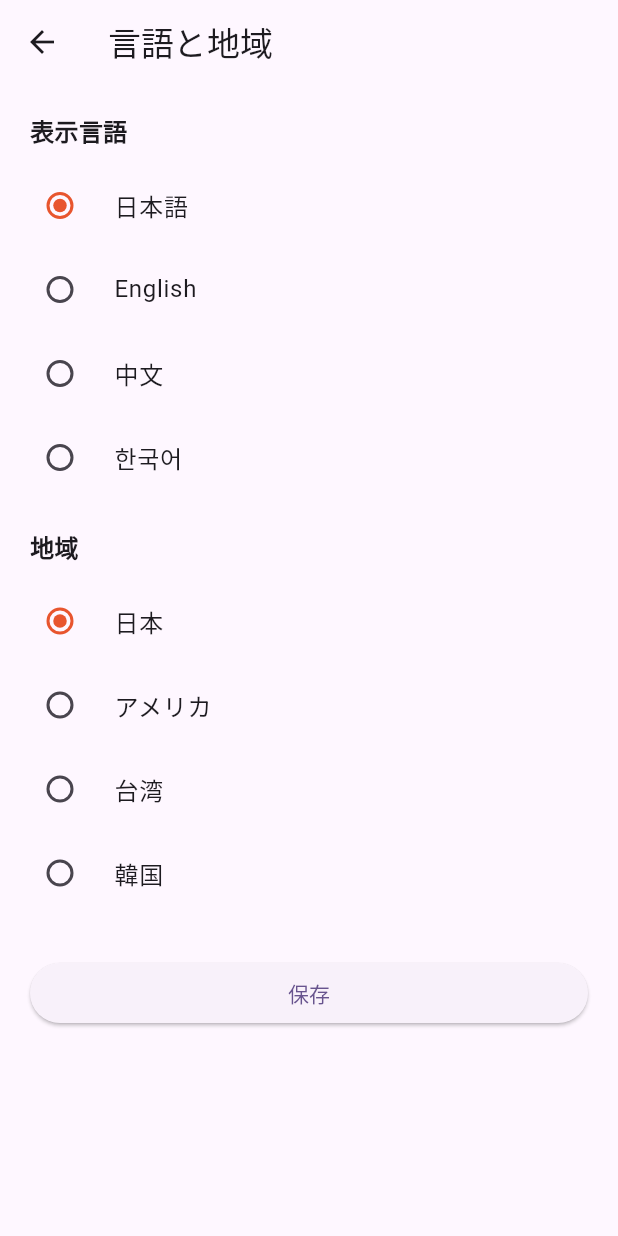
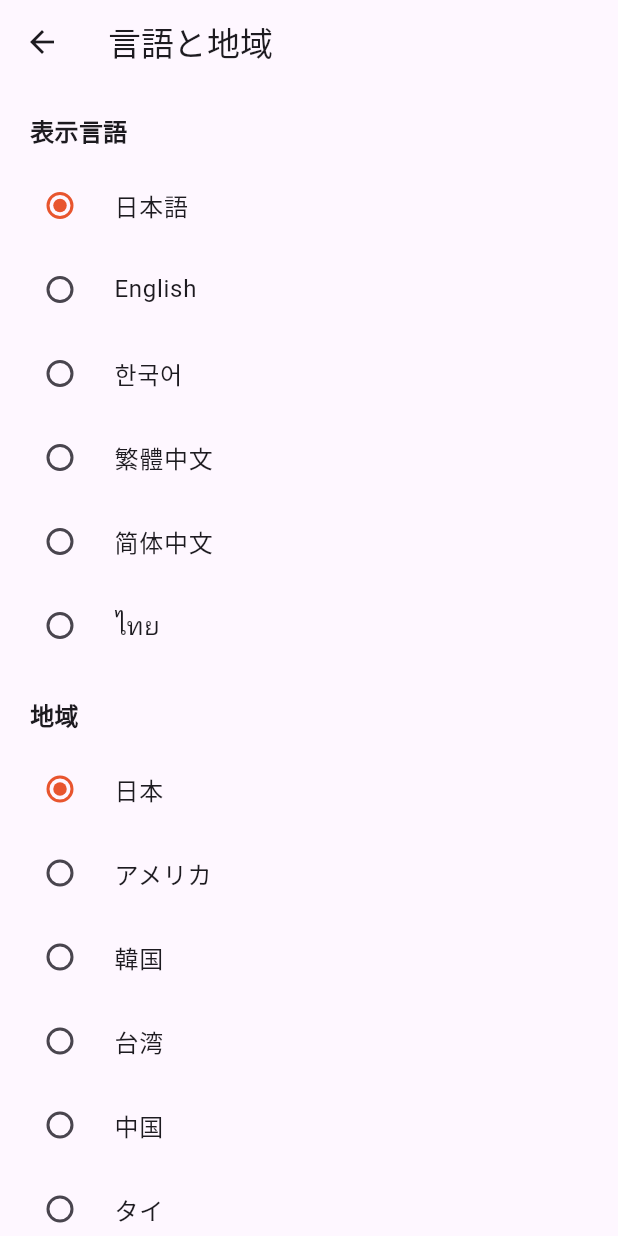
Before and after one commit to harukamikan/Qoo, a Flutter app: the LanguageRegionScreen screen opened directly, on a phone screen of 412 x 824 dp. Run offline on Flutter 3.47's test engine with Material 3 defaults, Android fonts, the phone set to English and light mode, and no system bars; our stand-ins replace cloud_firestore, firebase_auth, firebase_core, flutter_dotenv, flutter_local_notifications, flutter_map and 5 more; accounts and stored records are empty.

Commit message:
feat: プロフィール画面に言語切り替え導線を追加、言語選択肢を6言語に拡張

```diff
--- a/lib/screens/profile/language_region_screen.dart
+++ b/lib/screens/profile/language_region_screen.dart
@@ -12,8 +12,22 @@ class LanguageRegionScreen extends StatefulWidget {
 }
 
 class _LanguageRegionScreenState extends State<LanguageRegionScreen> {
-  static const _languages = ['日本語', 'English', '中文', '한국어'];
-  static const _regions = ['日本', 'アメリカ', '台湾', '韓国'];
+  static const _languages = [
+    '日本語',
+    'English',
+    '한국어',
+    '繁體中文',
+    '简体中文',
+    'ไทย',
+  ];
+  static const _regions = [
+    '日本',
+    'アメリカ',
+    '韓国',
+    '台湾',
+    '中国',
+    'タイ',
+  ];
 
   late String _language;
   late String _region;
--- a/lib/services/translation_service.dart
+++ b/lib/services/translation_service.dart
@@ -92,10 +92,14 @@ class TranslationService {
         return 'ja';
       case 'English':
         return 'en';
-      case '中文':
-        return 'zh-CN';
       case '한국어':
         return 'ko';
+      case '繁體中文':
+        return 'zh-TW';
+      case '简体中文':
+        return 'zh-CN';
+      case 'ไทย':
+        return 'th';
       default:
         return 'ja'; // フォールバック
     }
```
Also changed, not shown: lib/screens/home_shell.dart (+44 -24 lines), lib/screens/profile_screen.dart (+174 -174 lines).
